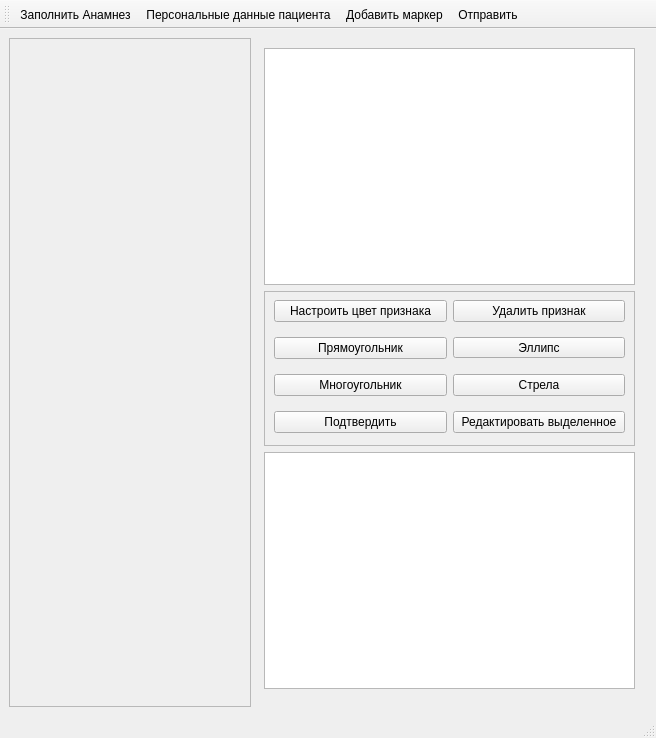
RISK46kaf/Practise, file shchukin/IODB/input.ui: the form before one commit.
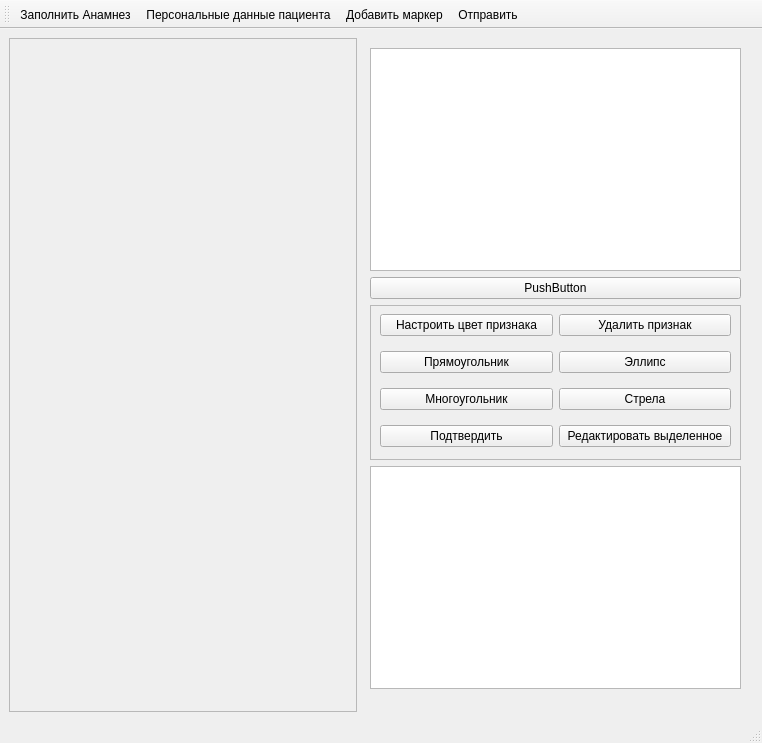
The form after the commit.

Patch:
```diff
--- a/shchukin/IODB/input.ui
+++ b/shchukin/IODB/input.ui
@@ -6,8 +6,8 @@
    <rect>
     <x>0</x>
     <y>0</y>
-    <width>656</width>
-    <height>738</height>
+    <width>762</width>
+    <height>743</height>
    </rect>
   </property>
   <property name="windowTitle">
@@ -2191,6 +2191,13 @@
          <item>
           <widget class="QListWidget" name="listWidget"/>
          </item>
+         <item>
+          <widget class="QPushButton" name="pushButton">
+           <property name="text">
+            <string>PushButton</string>
+           </property>
+          </widget>
+         </item>
          <item>
           <widget class="QFrame" name="frameMtools">
            <property name="enabled">
@@ -2231,7 +2238,7 @@
             </property>
             <layout class="QGridLayout" name="gridLayoutMtools">
              <item row="3" column="1">
-              <widget class="QToolButton" name="toolArrow">
+              <widget class="QPushButton" name="toolArrow">
                <property name="sizePolicy">
                 <sizepolicy hsizetype="Expanding" vsizetype="Fixed">
                  <horstretch>94</horstretch>
@@ -2247,54 +2254,10 @@
                <property name="text">
                 <string>Стрела</string>
                </property>
-               <property name="checkable">
-                <bool>true</bool>
-               </property>
-              </widget>
-             </item>
-             <item row="2" column="1">
-              <widget class="QToolButton" name="toolEllipse">
-               <property name="sizePolicy">
-                <sizepolicy hsizetype="Expanding" vsizetype="Fixed">
-                 <horstretch>94</horstretch>
-                 <verstretch>22</verstretch>
-                </sizepolicy>
-               </property>
-               <property name="minimumSize">
-                <size>
-                 <width>94</width>
-                 <height>0</height>
-                </size>
-               </property>
-               <property name="text">
-                <string>Эллипс</string>
-               </property>
-               <property name="checkable">
-                <bool>true</bool>
-               </property>
-              </widget>
-             </item>
-             <item row="1" column="1">
-              <widget class="QToolButton" name="toolRem">
-               <property name="sizePolicy">
-                <sizepolicy hsizetype="Expanding" vsizetype="Fixed">
-                 <horstretch>94</horstretch>
-                 <verstretch>22</verstretch>
-                </sizepolicy>
-               </property>
-               <property name="minimumSize">
-                <size>
-                 <width>94</width>
-                 <height>22</height>
-                </size>
-               </property>
-               <property name="text">
-                <string>Удалить признак</string>
-               </property>
               </widget>
              </item>
              <item row="1" column="0">
-              <widget class="QToolButton" name="toolCol">
+              <widget class="QPushButton" name="toolCol">
                <property name="sizePolicy">
                 <sizepolicy hsizetype="Expanding" vsizetype="Fixed">
                  <horstretch>94</horstretch>
@@ -2313,7 +2276,7 @@
               </widget>
              </item>
              <item row="4" column="0">
-              <widget class="QToolButton" name="toolConf">
+              <widget class="QPushButton" name="toolConf">
                <property name="enabled">
                 <bool>true</bool>
                </property>
@@ -2332,13 +2295,10 @@
                <property name="text">
                 <string>Подтвердить</string>
                </property>
-               <property name="checkable">
-                <bool>false</bool>
-               </property>
               </widget>
              </item>
              <item row="4" column="1">
-              <widget class="QToolButton" name="toolEdit">
+              <widget class="QPushButton" name="toolEdit">
                <property name="enabled">
                 <bool>true</bool>
                </property>
@@ -2357,13 +2317,10 @@
                <property name="text">
                 <string>Редактировать выделенное</string>
                </property>
-               <property name="checkable">
-                <bool>false</bool>
-               </property>
               </widget>
              </item>
-             <item row="2" column="0">
-              <widget class="QToolButton" name="toolRect">
+             <item row="2" column="1">
+              <widget class="QPushButton" name="toolEllipse">
                <property name="sizePolicy">
                 <sizepolicy hsizetype="Expanding" vsizetype="Fixed">
                  <horstretch>94</horstretch>
@@ -2373,19 +2330,16 @@
                <property name="minimumSize">
                 <size>
                  <width>94</width>
-                 <height>22</height>
+                 <height>0</height>
                 </size>
                </property>
                <property name="text">
-                <string>Прямоугольник</string>
-               </property>
-               <property name="checkable">
-                <bool>true</bool>
+                <string>Эллипс</string>
                </property>
               </widget>
              </item>
              <item row="3" column="0">
-              <widget class="QToolButton" name="toolPoly">
+              <widget class="QPushButton" name="toolPoly">
                <property name="sizePolicy">
                 <sizepolicy hsizetype="Expanding" vsizetype="Fixed">
                  <horstretch>94</horstretch>
@@ -2401,8 +2355,43 @@
                <property name="text">
                 <string>Многоугольник</string>
                </property>
-               <property name="checkable">
-                <bool>true</bool>
+              </widget>
+             </item>
+             <item row="2" column="0">
+              <widget class="QPushButton" name="toolRect">
+               <property name="sizePolicy">
+                <sizepolicy hsizetype="Expanding" vsizetype="Fixed">
+                 <horstretch>94</horstretch>
+                 <verstretch>22</verstretch>
+                </sizepolicy>
+               </property>
+               <property name="minimumSize">
+                <size>
+                 <width>94</width>
+                 <height>22</height>
+                </size>
+               </property>
+               <property name="text">
+                <string>Прямоугольник</string>
+               </property>
+              </widget>
+             </item>
+             <item row="1" column="1">
+              <widget class="QPushButton" name="toolRem">
+               <property name="sizePolicy">
+                <sizepolicy hsizetype="Expanding" vsizetype="Fixed">
+                 <horstretch>94</horstretch>
+                 <verstretch>22</verstretch>
+                </sizepolicy>
+               </property>
+               <property name="minimumSize">
+                <size>
+                 <width>94</width>
+                 <height>22</height>
+                </size>
+               </property>
+               <property name="text">
+                <string>Удалить признак</string>
                </property>
               </widget>
              </item>
@@ -2411,7 +2400,7 @@
           </widget>
          </item>
          <item>
-          <widget class="QTextBrowser" name="textBrowser"/>
+          <widget class="QPlainTextEdit" name="plainTextEdit"/>
          </item>
         </layout>
        </widget>
```
Left out of the diff: 2 changed lines with no effect on the pictures.
